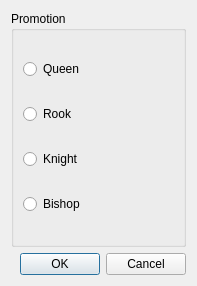
nmrenyi/Socket_BIGWORK, file client_v1/dialog.ui: the form before one commit.
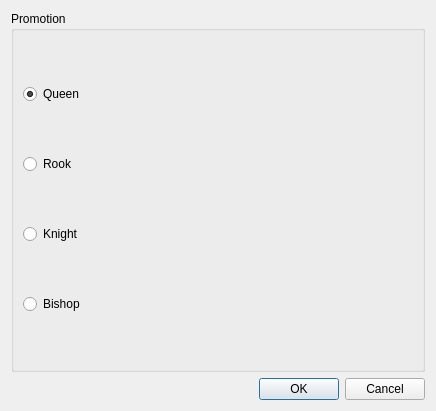
The form after the commit.

```diff
--- a/client_v1/dialog.ui
+++ b/client_v1/dialog.ui
@@ -6,8 +6,8 @@
    <rect>
     <x>0</x>
     <y>0</y>
-    <width>197</width>
-    <height>286</height>
+    <width>436</width>
+    <height>411</height>
    </rect>
   </property>
   <property name="windowTitle">
@@ -27,6 +27,9 @@
           <property name="text">
            <string>Queen</string>
           </property>
+          <property name="checked">
+           <bool>true</bool>
+          </property>
          </widget>
         </item>
         <item>
```
Left out of the diff: 20 changed lines with no effect on the pictures.
